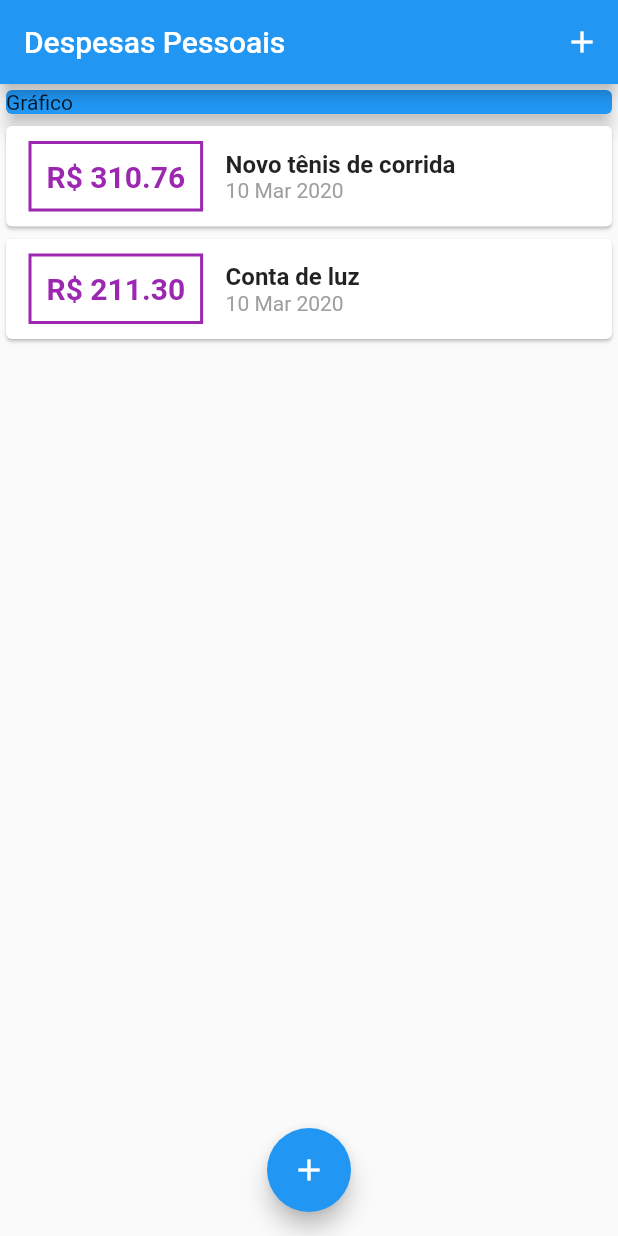
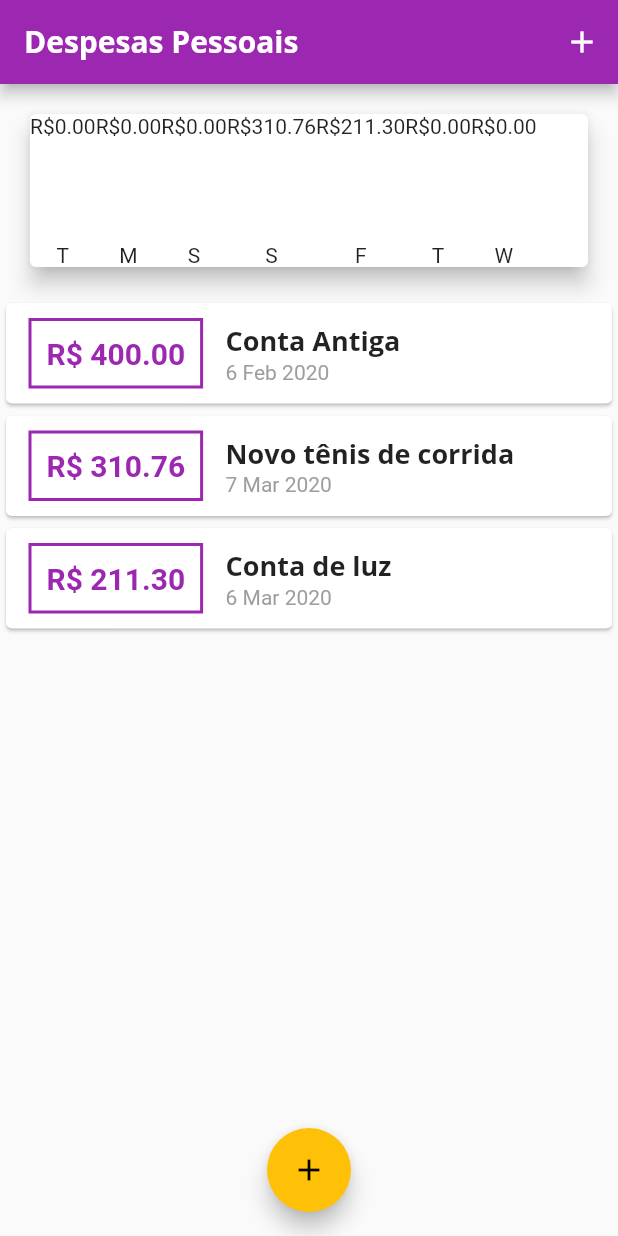
Before and after one commit to renatoc1/expensesapp, a Flutter app: the screen it shows after launch, on a phone screen of 412 x 824 dp. Run offline on Flutter 3.47's test engine with Material 2 defaults, Android fonts, the phone set to English and light mode, and no system bars.

Commit message:
Aula 109

```diff
--- /dev/null
+++ b/lib/components/chart.dart
@@ -0,0 +1,50 @@
+import 'package:expenses/components/chart_bar.dart';
+import 'package:expenses/models/transaction.dart';
+import 'package:flutter/material.dart';
+import 'package:intl/intl.dart';
+
+class Chart extends StatelessWidget {
+  final List<Transaction> recentTransactions;
+
+  Chart(this.recentTransactions);
+
+  List<Map<String, Object>> get groupedTransactions {
+    return List.generate(7, (index) {
+      final weekDay = DateTime.now().subtract(
+        Duration(days: index),
+      );
+
+      double totalSum = 0.0;
+
+      for (var i = 0; i < recentTransactions.length; i++) {
+        bool sameDay = recentTransactions[i].date.day == weekDay.day;
+        bool sameMonth = recentTransactions[i].date.month == weekDay.month;
+        bool sameYear = recentTransactions[i].date.year == weekDay.year;
+
+        if (sameDay && sameMonth && sameYear) {
+          totalSum += recentTransactions[i].value;
+        }
+      }
+
+      return {'day': DateFormat.E().format(weekDay)[0], 'value': totalSum};
+    });
+  }
+
+  @override
+  Widget build(BuildContext context) {
+    groupedTransactions;
+    return Card(
+      elevation: 6,
+      margin: EdgeInsets.all(20),
+      child: Row(
+        children: groupedTransactions.map((tr) {
+          return ChartBar(
+            label: tr['day'],
+            value: tr['value'],
+            percentage: 0,
+          );
+        }).toList(),
+      ),
+    );
+  }
+}
--- /dev/null
+++ b/lib/components/chart_bar.dart
@@ -0,0 +1,30 @@
+import 'package:flutter/material.dart';
+
+class ChartBar extends StatelessWidget {
+  final String label;
+  final double value;
+  final double percentage;
+
+  ChartBar({
+    this.label,
+    this.value,
+    this.percentage,
+  });
+
+  @override
+  Widget build(BuildContext context) {
+    return Column(
+      children: <Widget>[
+        Text('R\$${value.toStringAsFixed(2)}'),
+        SizedBox(height: 5),
+        Container(
+          height: 60,
+          width: 10,
+          child: null,
+        ),
+        SizedBox(height: 5),
+        Text(label),
+      ],
+    );
+  }
+}
--- a/lib/components/transaction_list.dart
+++ b/lib/components/transaction_list.dart
@@ -11,7 +11,22 @@ class TransactionList extends StatelessWidget {
   Widget build(BuildContext context) {
     return Container(
       height: 300,
-      child: ListView.builder(
+      child: transactions.isEmpty ? Column(
+        children: <Widget>[
+          SizedBox(height: 20),
+          Text(
+            'Nenhuma Transação Cadastrada!',
+            style: Theme.of(context).textTheme.title,
+          ),
+          SizedBox(height: 20),
+          Container(
+            height: 200,
+            child: Image.asset('assets/images/waiting.png',
+            fit: BoxFit.cover,
+            ),
+          ),
+        ],
+      ) : ListView.builder(
         itemCount: transactions.length,
         itemBuilder: (ctx, index) {
           final tr = transactions[index];
@@ -22,7 +37,7 @@ class TransactionList extends StatelessWidget {
                 margin: EdgeInsets.symmetric(horizontal: 15, vertical: 10),
                 decoration: BoxDecoration(
                     border: Border.all(
-                  color: Colors.purple,
+                  color: Theme.of(context).primaryColor,
                   width: 2,
                 )),
                 padding: EdgeInsets.all(10),
@@ -31,7 +46,7 @@ class TransactionList extends StatelessWidget {
                   style: TextStyle(
                     fontWeight: FontWeight.bold,
                     fontSize: 20,
-                    color: Colors.purple,
+                    color: Theme.of(context).primaryColor,
                   ),
                 ),
               ),
@@ -40,10 +55,7 @@ class TransactionList extends StatelessWidget {
                 children: <Widget>[
                   Text(
                     tr.title,
-                    style: TextStyle(
-                      fontSize: 16,
-                      fontWeight: FontWeight.bold,
-                    ),
+                    style: Theme.of(context).textTheme.title,
                   ),
                   Text(
                     DateFormat('d MMM y').format(tr.date),
--- a/lib/main.dart
+++ b/lib/main.dart
@@ -1,3 +1,4 @@
+import 'package:expenses/components/chart.dart';
 import 'package:flutter/material.dart';
 
 import 'dart:math';
@@ -12,6 +13,23 @@ class ExpensesApp extends StatelessWidget {
   Widget build(BuildContext context) {
     return MaterialApp(
       home: MyHomePage(),
+      theme: ThemeData(
+          primarySwatch: Colors.purple,
+          accentColor: Colors.amber,
+          fontFamily: 'Quicksand',
+          textTheme: ThemeData.light().textTheme.copyWith(
+                  title: TextStyle(
+                fontFamily: 'OpenSans',
+                fontSize: 18,
+                fontWeight: FontWeight.bold,
+              )),
+          appBarTheme: AppBarTheme(
+              textTheme: ThemeData.light().textTheme.copyWith(
+                      title: TextStyle(
+                    fontFamily: 'OpenSans',
+                    fontSize: 20,
+                    fontWeight: FontWeight.bold,
+                  )))),
     );
   }
 }
@@ -22,20 +40,34 @@ class MyHomePage extends StatefulWidget {
 }
 
 class _MyHomePageState extends State<MyHomePage> {
-  final _transactions = [
+  final List<Transaction> _transactions = [
+    Transaction(
+      id: 't0',
+      title: 'Conta Antiga',
+      value: 400.00,
+      date: DateTime.now().subtract(Duration(days: 33)),
+    ),
     Transaction(
       id: 't1',
       title: 'Novo tênis de corrida',
       value: 310.76,
-      date: DateTime.now(),
+      date: DateTime.now().subtract(Duration(days: 3)),
     ),
     Transaction(
       id: 't2',
       title: 'Conta de luz',
       value: 211.30,
-      date: DateTime.now(),
+      date: DateTime.now().subtract(Duration(days: 4)),
     ),
   ];
+
+  List<Transaction> get _recentTransactions {
+    return _transactions.where((tr) {
+      return tr.date.isAfter(DateTime.now().subtract(
+        Duration(days: 7),
+      ));
+    }).toList();
+  }
 
   _addTransaction(String title, double value) {
     final newTransaction = Transaction(
@@ -76,14 +108,7 @@ class _MyHomePageState extends State<MyHomePage> {
         child: Column(
           crossAxisAlignment: CrossAxisAlignment.stretch,
           children: <Widget>[
-            Container(
-              width: double.infinity,
-              child: Card(
-                color: Colors.blue,
-                child: Text('Gráfico'),
-                elevation: 5,
-              ),
-            ),
+            Chart(_recentTransactions),
             TransactionList(_transactions),
           ],
         ),
```
Also changed, not shown: pubspec.yaml (+13 -8 lines), assets/fonts/OpenSans-Bold.ttf (added), assets/fonts/OpenSans-Regular.ttf (added), assets/fonts/Quicksand-Bold.ttf (added), assets/fonts/Quicksand-Light.ttf (added), assets/fonts/Quicksand-Medium.ttf (added), assets/fonts/Quicksand-Regular.ttf (added), assets/images/waiting.png (added).
